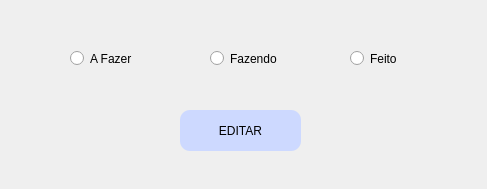
Qt form telaEditStatus.ui (TheRealsz/ToDoList) before a commit.
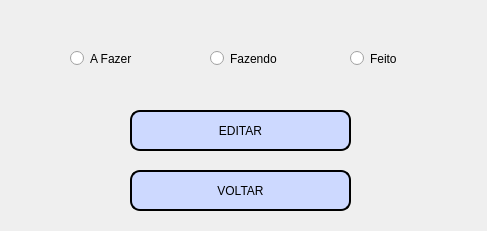
The same form after that commit.

Patch:
```diff
--- a/telaEditStatus.ui
+++ b/telaEditStatus.ui
@@ -7,7 +7,7 @@
     <x>0</x>
     <y>0</y>
     <width>487</width>
-    <height>189</height>
+    <height>231</height>
    </rect>
   </property>
   <property name="windowTitle">
@@ -55,9 +55,9 @@
   <widget class="QPushButton" name="btnEditStatus">
    <property name="geometry">
     <rect>
-     <x>180</x>
+     <x>130</x>
      <y>110</y>
-     <width>121</width>
+     <width>221</width>
      <height>41</height>
     </rect>
    </property>
@@ -67,12 +67,35 @@
    <property name="styleSheet">
     <string notr="true">border-radius: 10px;
 background-color: rgb(205, 217, 255);
-border-style: outset</string>
+border-style: outset;
+border: 2px solid black;</string>
    </property>
    <property name="text">
     <string>EDITAR</string>
    </property>
   </widget>
+  <widget class="QPushButton" name="btnVoltarTelaMainES">
+   <property name="geometry">
+    <rect>
+     <x>130</x>
+     <y>170</y>
+     <width>221</width>
+     <height>41</height>
+    </rect>
+   </property>
+   <property name="cursor">
+    <cursorShape>PointingHandCursor</cursorShape>
+   </property>
+   <property name="styleSheet">
+    <string notr="true">background-color: rgb(205, 217, 255);
+border-radius: 10px;
+border-style: outset;
+border: 2px solid black;</string>
+   </property>
+   <property name="text">
+    <string>VOLTAR</string>
+   </property>
+  </widget>
  </widget>
  <resources/>
  <connections/>
```
